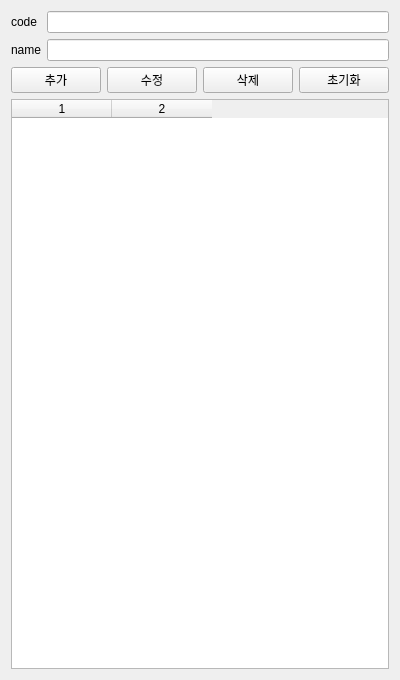
Above: ui/product.ui from kar00034/application_coffee before the change. Below: the same form after it.
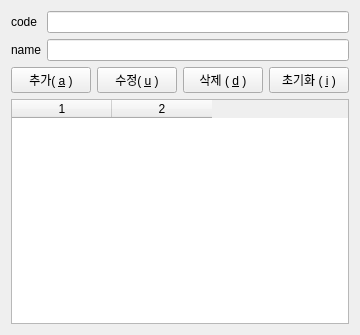
That is the form after the change.

Commit message: product.ui, sale.ui 완성 sale_ui.py 수정중

Patch:
```diff
--- a/ui/product.ui
+++ b/ui/product.ui
@@ -6,17 +6,13 @@
    <rect>
     <x>0</x>
     <y>0</y>
-    <width>400</width>
-    <height>680</height>
+    <width>358</width>
+    <height>335</height>
    </rect>
   </property>
   <property name="windowTitle">
    <string>product</string>
   </property>
-  <layout class="QGridLayout" name="gridLayout_3">
-   <item row="0" column="0">
-    <layout class="QGridLayout" name="gridLayout_2">
-     <item row="0" column="0">
       <layout class="QGridLayout" name="gridLayout">
        <item row="0" column="0">
         <layout class="QFormLayout" name="formLayout">
@@ -47,37 +43,35 @@
          <item>
           <widget class="QPushButton" name="btn_insert">
            <property name="text">
-            <string>추가</string>
+        <string>추가( &amp;a )</string>
            </property>
           </widget>
          </item>
          <item>
           <widget class="QPushButton" name="btn_update">
            <property name="text">
-            <string>수정</string>
+        <string>수정( &amp;u )</string>
            </property>
           </widget>
          </item>
          <item>
           <widget class="QPushButton" name="btn_delete">
            <property name="text">
-            <string>삭제</string>
+        <string>삭제 ( &amp;d )</string>
            </property>
           </widget>
          </item>
          <item>
           <widget class="QPushButton" name="btn_init">
            <property name="text">
-            <string>초기화</string>
+        <string>초기화 ( &amp;i )</string>
            </property>
           </widget>
          </item>
         </layout>
        </item>
-      </layout>
-     </item>
-     <item row="1" column="0">
-      <widget class="QTableWidget" name="tableWidget">
+   <item row="2" column="0">
+    <widget class="QTableWidget" name="pro_table">
        <property name="rowCount">
         <number>0</number>
        </property>
@@ -87,8 +81,6 @@
        <column/>
        <column/>
       </widget>
-     </item>
-    </layout>
    </item>
   </layout>
  </widget>
```
Left out of the diff: 18 changed lines with no effect on the pictures. Lines whose indentation alone changed are shown as unchanged. The commit also changes 14 other files.
